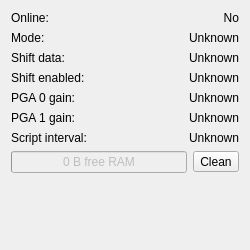
Before: the Qt Designer form interface/systemwidget.ui in Kuszki/AVR-Monitor, drawn with Qt 5.
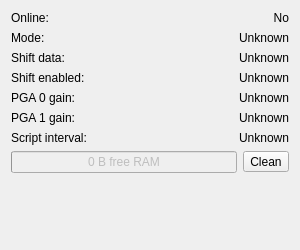
After: the same form once the commit is applied. Icons and pictures are not drawn.

Commit message: Update interface layout

```diff
--- a/interface/systemwidget.ui
+++ b/interface/systemwidget.ui
@@ -6,16 +6,10 @@
    <rect>
     <x>0</x>
     <y>0</y>
-    <width>250</width>
+    <width>300</width>
     <height>250</height>
    </rect>
   </property>
-  <property name="minimumSize">
-   <size>
-    <width>250</width>
-    <height>250</height>
-   </size>
-  </property>
   <property name="windowTitle">
    <string>System</string>
   </property>
```
The commit also changes 4 other files.
